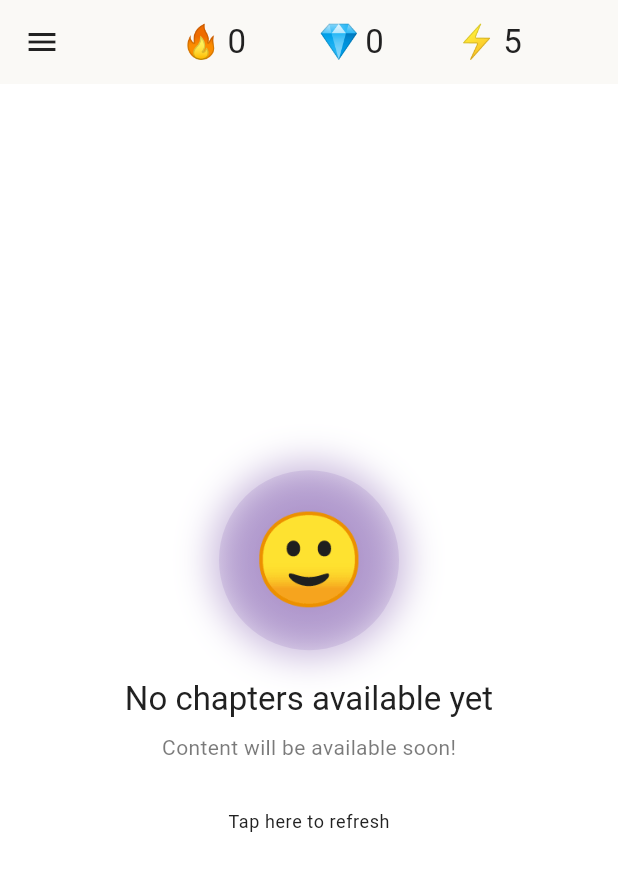
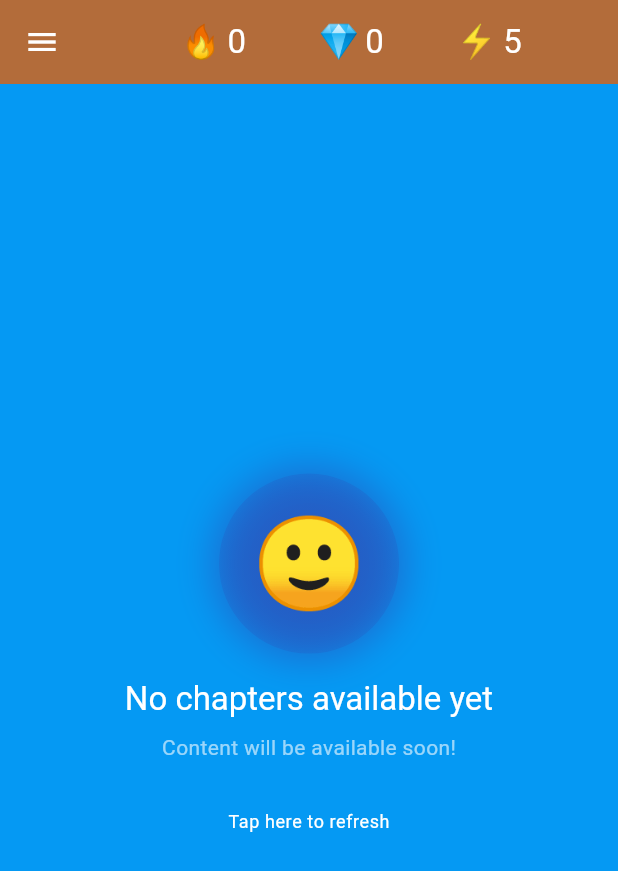
Before and after one commit to anshulchahar/gita, a Flutter app: the screen it shows after launch, after a tap on "Tap here to refresh", on a phone screen of 412 x 824 dp. Shown: the top 871 px of the screen. Run offline on Flutter 3.47's test engine with Material 3 defaults, Android fonts, the phone set to English and light mode, and no system bars; our stand-ins replace cloud_firestore, firebase_auth, firebase_core, flutter_riverpod, go_router, google_fonts and 1 more; accounts and stored records are empty.

Commit message:
feat: Revamp app theme with a new color palette, update the splash screen, add various assets, and upgrade dependencies.

```diff
--- a/gita_flutter/lib/core/theme/app_colors.dart
+++ b/gita_flutter/lib/core/theme/app_colors.dart
@@ -2,16 +2,25 @@ import 'package:flutter/material.dart';
 
 /// App color palette - ported from Kotlin implementation
 class AppColors {
-  // Primary Colors
-  static const Color saffron = Color(0xFFFF9933);
-  static const Color deepPurple = Color(0xFF4A148C);
-  static const Color sacredGold = Color(0xFFFFD700);
+  // Primary Colors (Blue)
+  static const Color primary = Color(0xFF0599F3);
+  static const Color primaryShade1 = Color(0xFF8493DA);
+  static const Color primaryShade2 = Color(0xFF567B9D);
+  static const Color saffron = primary; // Alias for backward compatibility if needed, or remove if safe
 
-  // Secondary Colors
+  // Secondary Colors (Warm/Orange)
+  static const Color secondary = Color(0xFFB36C3A);
+
+  // Tertiary Colors (Green)
+  static const Color tertiary = Color(0xFF407961);
+
+  static const Color sacredGold = Color(0xFFFFD700); // Keeping as it seems semantic
+
+  // Neutral/Base Colors
   static const Color white = Color(0xFFFFFFFF);
   static const Color offWhite = Color(0xFFFAF9F6);
-  static const Color lightSaffron = Color(0xFFFFE5B4);
-  static const Color darkPurple = Color(0xFF311B92);
+  static const Color lightSaffron = primaryShade1; // Mapping to new shade
+  static const Color darkPurple = Color(0xFF311B92); // Keep or map to new palette? Leaving for now.
 
   // Semantic Colors
   static const Color success = Color(0xFF4CAF50);
--- a/gita_flutter/lib/core/theme/app_theme.dart
+++ b/gita_flutter/lib/core/theme/app_theme.dart
@@ -5,135 +5,109 @@ import 'app_colors.dart';
 class AppTheme {
   /// Light theme color scheme
   static ColorScheme get lightColorScheme => ColorScheme.light(
-    primary: AppColors.saffron,
+    // 10% - Accent/CTA (Green)
+    primary: AppColors.tertiary,
     onPrimary: AppColors.white,
-    primaryContainer: AppColors.lightSaffron,
-    onPrimaryContainer: AppColors.deepPurple,
+    primaryContainer: AppColors.tertiary, // Ensure containers are also green if used
+    onPrimaryContainer: AppColors.white,
 
-    secondary: AppColors.deepPurple,
+    // 30% - Secondary/Structure (Orange)
+    secondary: AppColors.secondary,
     onSecondary: AppColors.white,
-    secondaryContainer: const Color(0xFFE1BEE7),
-    onSecondaryContainer: AppColors.darkPurple,
+    secondaryContainer: AppColors.secondary,
+    onSecondaryContainer: AppColors.white,
 
-    tertiary: AppColors.sacredGold,
-    onTertiary: AppColors.gray900,
+    // 60% - Dominant/Background (Blue)
+    surface: AppColors.secondary, // Cards/Surfaces are Orange (30%)
+    onSurface: AppColors.white,
 
     error: AppColors.error,
     onError: AppColors.white,
 
-    surface: AppColors.lightSurface,
-    onSurface: AppColors.lightOnSurface,
+    // Background is handled by Scaffold in ThemeData, but setting these for completeness
+    surfaceContainerHighest: AppColors.primaryShade2, // Muted blue for variants
+    onSurfaceVariant: AppColors.white,
 
-    surfaceContainerHighest: AppColors.gray100,
-    onSurfaceVariant: AppColors.gray700,
-
-    outline: AppColors.gray300,
-    outlineVariant: AppColors.gray100,
+    outline: AppColors.white.withOpacity(0.5),
+    outlineVariant: AppColors.white.withOpacity(0.2),
   );
 
-  /// Dark theme color scheme
-  static ColorScheme get darkColorScheme => ColorScheme.dark(
-    primary: AppColors.saffron,
-    onPrimary: AppColors.gray900,
-    primaryContainer: const Color(0xFFCC7A29),
-    onPrimaryContainer: AppColors.white,
-
-    secondary: const Color(0xFF9C27B0),
-    onSecondary: AppColors.white,
-    secondaryContainer: AppColors.darkPurple,
-    onSecondaryContainer: const Color(0xFFE1BEE7),
-
-    tertiary: AppColors.sacredGold,
-    onTertiary: AppColors.gray900,
-
-    error: const Color(0xFFCF6679),
-    onError: AppColors.gray900,
-
-    surface: AppColors.darkSurface,
-    onSurface: AppColors.darkOnSurface,
-
-    surfaceContainerHighest: const Color(0xFF2C2C2C),
-    onSurfaceVariant: AppColors.gray300,
-
-    outline: AppColors.gray700,
-    outlineVariant: const Color(0xFF3C3C3C),
-  );
+  /// Dark theme color scheme - reusing same vibrant palette for consistency
+  static ColorScheme get darkColorScheme => lightColorScheme;
 
   /// Light theme
   static ThemeData get lightTheme => ThemeData(
     useMaterial3: true,
     colorScheme: lightColorScheme,
-    scaffoldBackgroundColor: AppColors.lightBackground,
+
+    // 60% - Dominant Background (Blue)
+    scaffoldBackgroundColor: AppColors.primary,
+
+    // 30% - Secondary Structure (Orange)
     appBarTheme: AppBarTheme(
-      backgroundColor: AppColors.lightSurface,
-      foregroundColor: AppColors.lightOnSurface,
+      backgroundColor: AppColors.secondary,
+      foregroundColor: AppColors.white,
       elevation: 0,
     ),
+
     cardTheme: const CardThemeData(
-      elevation: 2,
+      color: AppColors.secondary,
+      elevation: 4,
     ),
+
+    bottomNavigationBarTheme: BottomNavigationBarThemeData(
+      backgroundColor: AppColors.secondary,
+      selectedItemColor: AppColors.white,
+      unselectedItemColor: AppColors.white.withOpacity(0.7),
+    ),
+
+    // 10% - Accent CTA (Green)
     elevatedButtonTheme: ElevatedButtonThemeData(
       style: ElevatedButton.styleFrom(
+        backgroundColor: AppColors.tertiary,
+        foregroundColor: AppColors.white,
         padding: const EdgeInsets.symmetric(horizontal: 24, vertical: 12),
         shape: RoundedRectangleBorder(
           borderRadius: BorderRadius.circular(12),
         ),
       ),
     ),
+
     outlinedButtonTheme: OutlinedButtonThemeData(
       style: OutlinedButton.styleFrom(
+        foregroundColor: AppColors.white,
+        side: const BorderSide(color: AppColors.white),
         padding: const EdgeInsets.symmetric(horizontal: 24, vertical: 12),
         shape: RoundedRectangleBorder(
           borderRadius: BorderRadius.circular(12),
         ),
       ),
     ),
+
     inputDecorationTheme: InputDecorationTheme(
       border: OutlineInputBorder(
         borderRadius: BorderRadius.circular(12),
+        borderSide: BorderSide.none,
       ),
       filled: true,
-      fillColor: AppColors.gray100,
+      fillColor: AppColors.white.withOpacity(0.1), // Translucent white on blue background
+      hintStyle: TextStyle(color: AppColors.white.withOpacity(0.7)),
+      labelStyle: const TextStyle(color: AppColors.white),
     ),
+
+    textTheme: const TextTheme(
+      bodyLarge: TextStyle(color: AppColors.white),
+      bodyMedium: TextStyle(color: AppColors.white),
+      titleLarge: TextStyle(color: AppColors.white),
+      titleMedium: TextStyle(color: AppColors.white),
+      titleSmall: TextStyle(color: AppColors.white),
+    ),
+
+    iconTheme: const IconThemeData(color: AppColors.white),
   );
 
-  /// Dark theme
-  static ThemeData get darkTheme => ThemeData(
-    useMaterial3: true,
-    colorScheme: darkColorScheme,
-    scaffoldBackgroundColor: AppColors.darkBackground,
-    appBarTheme: AppBarTheme(
-      backgroundColor: AppColors.darkSurface,
-      foregroundColor: AppColors.darkOnSurface,
-      elevation: 0,
-    ),
-    cardTheme: const CardThemeData(
-      elevation: 2,
-    ),
-    elevatedButtonTheme: ElevatedButtonThemeData(
-      style: ElevatedButton.styleFrom(
-        padding: const EdgeInsets.symmetric(horizontal: 24, vertical: 12),
-        shape: RoundedRectangleBorder(
-          borderRadius: BorderRadius.circular(12),
-        ),
-      ),
-    ),
-    outlinedButtonTheme: OutlinedButtonThemeData(
-      style: OutlinedButton.styleFrom(
-        padding: const EdgeInsets.symmetric(horizontal: 24, vertical: 12),
-        shape: RoundedRectangleBorder(
-          borderRadius: BorderRadius.circular(12),
-        ),
-      ),
-    ),
-    inputDecorationTheme: InputDecorationTheme(
-      border: OutlineInputBorder(
-        borderRadius: BorderRadius.circular(12),
-      ),
-      filled: true,
-      fillColor: const Color(0xFF2C2C2C),
-    ),
-  );
+  /// Dark theme - same as light for this specific design request
+  static ThemeData get darkTheme => lightTheme;
 }
 
 /// Spacing constants
--- a/gita_flutter/lib/presentation/home/home_screen.dart
+++ b/gita_flutter/lib/presentation/home/home_screen.dart
@@ -349,7 +349,7 @@ class _HomeScreenState extends ConsumerState<HomeScreen> {
                 _adminClickCount++;
                 if (_adminClickCount >= 5) {
                   _adminClickCount = 0;
-                  context.go(Routes.admin);
+                  context.push(Routes.admin);
                 }
               },
               child: Container(
@@ -473,7 +473,7 @@ class _HomeScreenState extends ConsumerState<HomeScreen> {
       isCurrent: isCurrent,
       description: lesson.lessonNameEn,
       onTap: () {
-        context.go(Routes.lessonPath(chapter.chapterId, lesson.lessonId));
+        context.push(Routes.lessonPath(chapter.chapterId, lesson.lessonId));
       },
     );
   }
--- a/gita_flutter/lib/presentation/splash/splash_screen.dart
+++ b/gita_flutter/lib/presentation/splash/splash_screen.dart
@@ -1,8 +1,8 @@
 import 'package:flutter/material.dart';
 import 'package:flutter_riverpod/flutter_riverpod.dart';
 import 'package:go_router/go_router.dart';
+import 'package:google_fonts/google_fonts.dart';
 import '../../core/constants/constants.dart';
-import '../components/krishna_mascot.dart';
 
 /// Splash screen - initial loading and auth check
 class SplashScreen extends ConsumerStatefulWidget {
@@ -12,31 +12,16 @@ class SplashScreen extends ConsumerStatefulWidget {
   ConsumerState<SplashScreen> createState() => _SplashScreenState();
 }
 
-class _SplashScreenState extends ConsumerState<SplashScreen>
-    with SingleTickerProviderStateMixin {
-  late AnimationController _controller;
-  late Animation<double> _fadeAnimation;
-  late Animation<double> _scaleAnimation;
-
+class _SplashScreenState extends ConsumerState<SplashScreen> {
   @override
   void initState() {
     super.initState();
-    _controller = AnimationController(
-      duration: const Duration(milliseconds: 1500),
-      vsync: this,
-    );
-    _fadeAnimation = Tween<double>(begin: 0, end: 1).animate(
-      CurvedAnimation(parent: _controller, curve: Curves.easeIn),
-    );
-    _scaleAnimation = Tween<double>(begin: 0.5, end: 1).animate(
-      CurvedAnimation(parent: _controller, curve: Curves.elasticOut),
-    );
-    _controller.forward();
     _checkAuthAndNavigate();
   }
 
   Future<void> _checkAuthAndNavigate() async {
-    await Future.delayed(const Duration(seconds: 2));
+    // Wait for "loading"
+    await Future.delayed(const Duration(seconds: 3));
     if (!mounted) return;
 
     // Always go to home - users can sign in later if they want
@@ -44,67 +29,33 @@ class _SplashScreenState extends ConsumerState<SplashScreen>
   }
 
   @override
-  void dispose() {
-    _controller.dispose();
-    super.dispose();
-  }
-
-  @override
   Widget build(BuildContext context) {
     return Scaffold(
-      body: Container(
-        decoration: BoxDecoration(
-          gradient: LinearGradient(
-            begin: Alignment.topCenter,
-            end: Alignment.bottomCenter,
-            colors: [
-              Theme.of(context).colorScheme.primary,
-              Theme.of(context).colorScheme.secondary,
-            ],
+      backgroundColor: const Color(0xFF0599F3),
+      body: Stack(
+        children: [
+          Center(
+            child: Image.asset(
+              'assets/images/Gemini_Generated_Image_iabg3niabg3niabg.webp',
+              fit: BoxFit.contain,
+              width: 200, // Constrain width to ensure it looks like an icon
             ),
           ),
-        child: Center(
-          child: AnimatedBuilder(
-            animation: _controller,
-            builder: (context, child) {
-              return Opacity(
-                opacity: _fadeAnimation.value,
-                child: Transform.scale(
-                  scale: _scaleAnimation.value,
-                  child: Column(
-                    mainAxisAlignment: MainAxisAlignment.center,
-                    children: [
-                      const KrishnaMascot(
-                        emotion: KrishnaEmotion.happy,
-                        animation: KrishnaAnimation.pulse,
-                        size: 150,
-                      ),
-                      const SizedBox(height: 32),
-                      Text(
-                        '🕉️ Gita',
-                        style: Theme.of(context).textTheme.displayMedium?.copyWith(
+          Positioned(
+            left: 0,
+            right: 0,
+            bottom: 60, // Position at bottom like Duolingo
+            child: Text(
+              'Gita',
+              textAlign: TextAlign.center,
+              style: GoogleFonts.fredoka( // Fredoka is similar to Duolingo's rounded font
                 color: Colors.white,
+                fontSize: 40,
                 fontWeight: FontWeight.bold,
               ),
             ),
-                      const SizedBox(height: 8),
-                      Text(
-                        'Wisdom for Life',
-                        style: Theme.of(context).textTheme.titleLarge?.copyWith(
-                          color: Colors.white.withOpacity(0.8),
-                        ),
-                      ),
-                      const SizedBox(height: 48),
-                      const CircularProgressIndicator(
-                        valueColor: AlwaysStoppedAnimation<Color>(Colors.white),
           ),
         ],
-                  ),
-                ),
-              );
-            },
-          ),
-        ),
       ),
     );
   }
--- a/gita_flutter/pubspec.yaml
+++ b/gita_flutter/pubspec.yaml
@@ -26,6 +26,7 @@ dependencies:
 
   # UI
   cupertino_icons: ^1.0.8
+  google_fonts: ^6.1.0
 
   # Utilities
   freezed_annotation: ^2.4.4
```
Also changed, not shown: gita_flutter/assets/images/Gemini_Generated_Image_iabg3niabg3niabg.webp (added), gita_flutter/assets/images/little boy.png (added), gita_flutter/pubspec.lock, 7 other files. Lines whose indentation alone changed are shown as unchanged.
